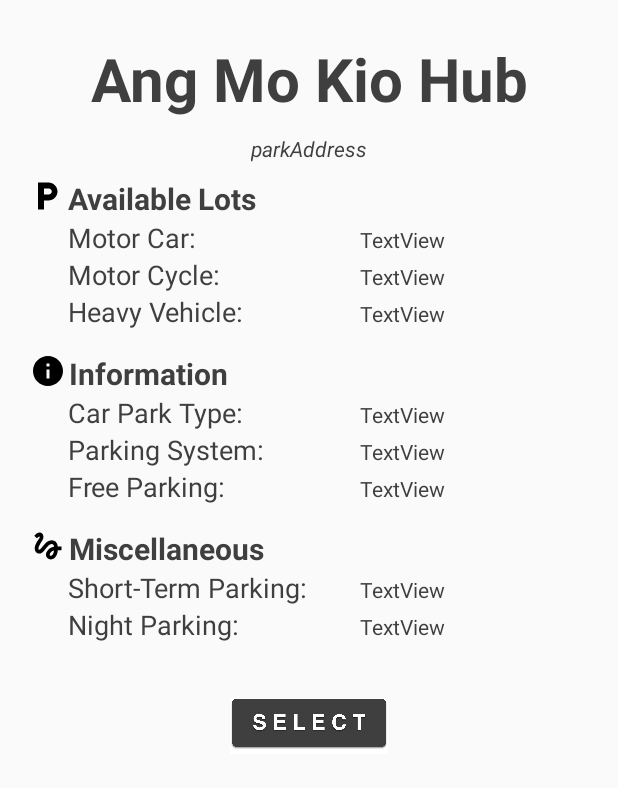
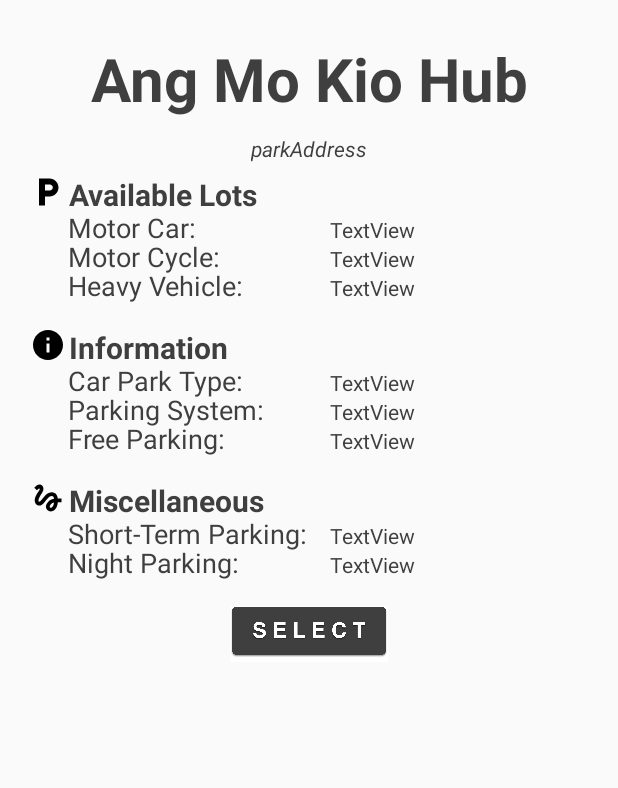
Before and after one commit to erntye/ParkMe, an Android app: the layout pop_info.xml on its own in the app's theme, with its tools: preview values and no code run, on a phone screen of 412 x 824 dp. Shown: the top 788 px of the screen. Run offline under Robolectric (Android 15) with nearby library versions, the light colour scheme and no system bars.

Commit message:
Pop_Info bug fixed

```diff
--- a/app/src/main/res/layout/pop_info.xml
+++ b/app/src/main/res/layout/pop_info.xml
@@ -39,7 +39,9 @@
         android:id="@+id/pop_up_available_lots_layout"
         android:layout_width="match_parent"
         android:layout_height="wrap_content"
-        android:layout_below="@+id/pop_up_park_address">
+        android:layout_alignParentStart="true"
+        android:layout_alignParentTop="true"
+        android:layout_marginTop="116dp">
 
         <ImageView
             android:id="@+id/pop_up_available_lots_image"
@@ -47,15 +49,15 @@
             android:layout_height="wrap_content"
             android:layout_alignParentStart="true"
             android:layout_alignParentTop="true"
-            android:layout_marginStart="19dp"
+            android:layout_marginStart="20dp"
             app:srcCompat="@drawable/ic_local_parking_black_24dp" />
 
         <TextView
             android:id="@+id/pop_up_available_lots_text"
             android:layout_width="wrap_content"
             android:layout_height="wrap_content"
+            android:layout_alignParentTop="true"
             android:layout_marginStart="2dp"
-            android:layout_alignParentTop="true"
             android:layout_toEndOf="@+id/pop_up_available_lots_image"
             android:fontFamily="arial"
             android:text="Available Lots"
@@ -67,9 +69,9 @@
             android:id="@+id/pop_up_motor_car_text"
             android:layout_width="wrap_content"
             android:layout_height="wrap_content"
+            android:layout_alignParentStart="true"
+            android:layout_alignBaseline="@+id/pop_up_motor_car_value"
             android:layout_marginStart="45dp"
-            android:layout_alignParentStart="true"
-            android:layout_below="@+id/pop_up_available_lots_text"
             android:fontFamily="arial"
             android:text="Motor Car:"
             android:textColor="@color/colorMain"
@@ -80,7 +82,7 @@
             android:layout_width="wrap_content"
             android:layout_height="wrap_content"
             android:layout_alignStart="@+id/pop_up_motor_car_text"
-            android:layout_below="@+id/pop_up_motor_car_text"
+            android:layout_alignBaseline="@+id/pop_up_motor_cycle_value"
             android:fontFamily="arial"
             android:text="Motor Cycle:"
             android:textColor="@color/colorMain"
@@ -91,7 +93,7 @@
             android:layout_width="wrap_content"
             android:layout_height="wrap_content"
             android:layout_alignStart="@+id/pop_up_motor_car_text"
-            android:layout_below="@+id/pop_up_motor_cycle_text"
+            android:layout_alignBaseline="@+id/pop_up_heavy_vehicle_value"
             android:fontFamily="arial"
             android:text="Heavy Vehicle:"
             android:textColor="@color/colorMain"
@@ -101,8 +103,8 @@
             android:id="@+id/pop_up_motor_car_value"
             android:layout_width="wrap_content"
             android:layout_height="wrap_content"
-            android:layout_alignBaseline="@+id/pop_up_motor_car_text"
-            android:layout_marginLeft="240dp"
+            android:layout_below="@+id/pop_up_available_lots_text"
+            android:layout_marginLeft="220dp"
             android:fontFamily="arial"
             android:text="TextView"
             android:textColor="@color/colorMain" />
@@ -111,8 +113,8 @@
             android:id="@+id/pop_up_motor_cycle_value"
             android:layout_width="wrap_content"
             android:layout_height="wrap_content"
-            android:layout_alignBaseline="@+id/pop_up_motor_cycle_text"
             android:layout_alignStart="@+id/pop_up_motor_car_value"
+            android:layout_below="@+id/pop_up_motor_car_value"
             android:fontFamily="arial"
             android:text="TextView"
             android:textColor="@color/colorMain" />
@@ -121,12 +123,12 @@
             android:id="@+id/pop_up_heavy_vehicle_value"
             android:layout_width="wrap_content"
             android:layout_height="wrap_content"
+
             android:layout_alignStart="@+id/pop_up_motor_car_value"
-            android:layout_alignBaseline="@+id/pop_up_heavy_vehicle_text"
             android:fontFamily="arial"
+            android:layout_below="@+id/pop_up_motor_cycle_value"
             android:text="TextView"
             android:textColor="@color/colorMain" />
-
 
 
     </RelativeLayout>
@@ -165,7 +167,7 @@
             android:id="@+id/pop_up_car_park_type_text"
             android:layout_width="wrap_content"
             android:layout_height="wrap_content"
-            android:layout_below="@+id/pop_up_information_text"
+            android:layout_alignBaseline="@+id/pop_up_car_park_type_value"
             android:layout_marginStart="45dp"
             android:fontFamily="arial"
             android:text="Car Park Type:"
@@ -177,7 +179,7 @@
             android:layout_width="wrap_content"
             android:layout_height="wrap_content"
             android:layout_alignStart="@+id/pop_up_car_park_type_text"
-            android:layout_below="@+id/pop_up_car_park_type_text"
+            android:layout_alignBaseline="@+id/pop_up_parking_system_value"
             android:fontFamily="arial"
             android:text="Parking System:"
             android:textColor="@color/colorMain"
@@ -188,7 +190,7 @@
             android:layout_width="wrap_content"
             android:layout_height="wrap_content"
             android:layout_alignStart="@+id/pop_up_parking_system_text"
-            android:layout_below="@+id/pop_up_parking_system_text"
+            android:layout_alignBaseline="@+id/pop_up_free_parking_value"
             android:fontFamily="arial"
             android:text="Free Parking:"
             android:textColor="@color/colorMain"
@@ -198,9 +200,8 @@
             android:id="@+id/pop_up_car_park_type_value"
             android:layout_width="wrap_content"
             android:layout_height="wrap_content"
-            android:layout_alignBaseline="@+id/pop_up_car_park_type_text"
-            android:layout_marginStart="240dp"
-
+            android:layout_marginStart="220dp"
+            android:layout_below="@id/pop_up_information_text"
             android:fontFamily="arial"
             android:text="TextView"
             android:textColor="@color/colorMain" />
@@ -209,8 +210,9 @@
             android:id="@+id/pop_up_parking_system_value"
             android:layout_width="wrap_content"
             android:layout_height="wrap_content"
-            android:layout_alignBaseline="@+id/pop_up_parking_system_text"
+
             android:layout_alignStart="@+id/pop_up_car_park_type_value"
+            android:layout_below="@+id/pop_up_car_park_type_value"
             android:fontFamily="arial"
             android:text="TextView"
             android:textColor="@color/colorMain" />
@@ -219,9 +221,10 @@
             android:id="@+id/pop_up_free_parking_value"
             android:layout_width="wrap_content"
             android:layout_height="wrap_content"
-            android:layout_alignBaseline="@+id/pop_up_free_parking_text"
+
             android:layout_alignStart="@+id/pop_up_car_park_type_value"
             android:fontFamily="arial"
+            android:layout_below="@+id/pop_up_parking_system_value"
             android:text="TextView"
             android:textColor="@color/colorMain" />
 
@@ -260,7 +263,7 @@
             android:layout_width="wrap_content"
             android:layout_height="wrap_content"
             android:layout_marginStart="45dp"
-            android:layout_below="@+id/pop_up_miscellaneous_text"
+            android:layout_alignBaseline="@+id/pop_up_short-term_parking_value"
             android:fontFamily="arial"
             android:text="Short-Term Parking:"
             android:textColor="@color/colorMain"
@@ -270,8 +273,9 @@
             android:id="@+id/pop_up_night_parking_text"
             android:layout_width="wrap_content"
             android:layout_height="wrap_content"
-            android:layout_below="@+id/pop_up_short-term_parking_text"
+
             android:layout_alignStart="@+id/pop_up_short-term_parking_text"
+            android:layout_alignBaseline="@+id/pop_up_night_parking_value"
             android:fontFamily="arial"
             android:text="Night Parking:"
             android:textColor="@color/colorMain"
@@ -281,8 +285,10 @@
             android:id="@+id/pop_up_short-term_parking_value"
             android:layout_width="wrap_content"
             android:layout_height="wrap_content"
-            android:layout_alignBaseline="@+id/pop_up_short-term_parking_text"
-            android:layout_marginLeft="240dp"
+
+
+            android:layout_below="@+id/pop_up_miscellaneous_text"
+            android:layout_marginLeft="220dp"
             android:fontFamily="arial"
             android:text="TextView"
             android:textColor="@color/colorMain" />
@@ -291,8 +297,9 @@
             android:id="@+id/pop_up_night_parking_value"
             android:layout_width="wrap_content"
             android:layout_height="wrap_content"
-            android:layout_alignBaseline="@+id/pop_up_night_parking_text"
+
             android:layout_alignStart="@+id/pop_up_short-term_parking_value"
+            android:layout_below="@+id/pop_up_short-term_parking_value"
             android:fontFamily="arial"
             android:text="TextView"
             android:textColor="@color/colorMain" />
@@ -306,7 +313,7 @@
         android:layout_below="@+id/pop_up_miscellaneous_layout"
         android:layout_centerHorizontal="true"
         android:layout_gravity="center"
-        android:layout_marginTop="35dp"
+        android:layout_marginTop="15dp"
         app:srcCompat="@drawable/select_button" />
 
 </RelativeLayout>
```
